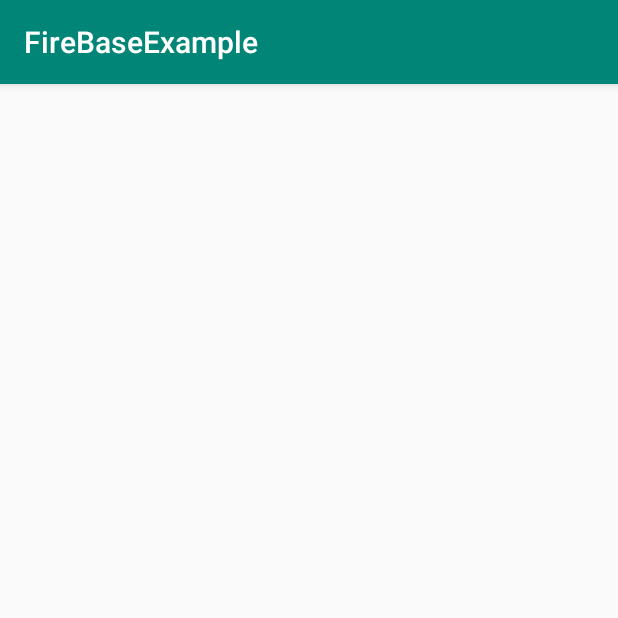
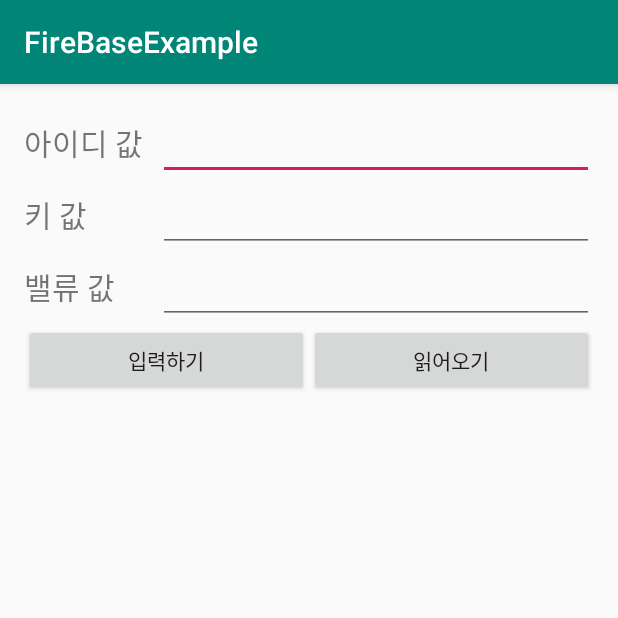
Before and after one commit to sodp5/Learn-Firebase, an Android app: the screen it shows after launch (MainActivity), on a phone screen of 412 x 824 dp, the top half of it. Run offline under Robolectric (Android 15) with nearby library versions, the phone set to English and light mode, and no system bars; our stand-ins replace Firebase (no records; nobody signed in at launch, a user with empty details on screens opened directly).

Commit message:
write activity_main xml

```diff
--- a/app/build.gradle
+++ b/app/build.gradle
@@ -24,6 +24,7 @@ dependencies {
     implementation 'com.android.support:appcompat-v7:28.0.0'
     implementation 'com.android.support.constraint:constraint-layout:1.1.3'
     implementation 'com.google.firebase:firebase-database:16.1.0'
+    implementation 'com.google.firebase:firebase-auth:16.2.1'
     testImplementation 'junit:junit:4.12'
     androidTestImplementation 'com.android.support.test:runner:1.0.2'
     androidTestImplementation 'com.android.support.test.espresso:espresso-core:3.0.2'
--- a/app/src/main/java/com/example/firebaseexample/MainActivity.java
+++ b/app/src/main/java/com/example/firebaseexample/MainActivity.java
@@ -1,10 +1,20 @@
 package com.example.firebaseexample;
 
+import android.support.annotation.NonNull;
 import android.support.v7.app.AppCompatActivity;
 import android.os.Bundle;
 import android.util.Log;
+import android.view.View;
+import android.widget.Button;
+import android.widget.EditText;
 import android.widget.TextView;
+import android.widget.Toast;
 
+import com.google.android.gms.tasks.OnCompleteListener;
+import com.google.android.gms.tasks.Task;
+import com.google.firebase.auth.AuthResult;
+import com.google.firebase.auth.FirebaseAuth;
+import com.google.firebase.auth.FirebaseUser;
 import com.google.firebase.database.DataSnapshot;
 import com.google.firebase.database.DatabaseError;
 import com.google.firebase.database.DatabaseReference;
@@ -12,36 +22,58 @@ import com.google.firebase.database.FirebaseDatabase;
 import com.google.firebase.database.ValueEventListener;
 
 public class MainActivity extends AppCompatActivity {
-    TextView tvText;
+    private TextView tvID, tvKey, tvValue;
+    private EditText edtID, edtKey, edtValue;
+    private Button btnPush, btnRead;
+
+    private String myKey;
+
+    private DatabaseReference databaseReference;
 
     @Override
     protected void onCreate(Bundle savedInstanceState) {
         super.onCreate(savedInstanceState);
         setContentView(R.layout.activity_main);
 
-        tvText = findViewById(R.id.tvText);
+        initView();
+        addButtonEvent();
+        initInstance();
 
-        // Write a message to the database
-        FirebaseDatabase database = FirebaseDatabase.getInstance();
-        DatabaseReference myRef = database.getReference("message");
+    }
 
-        myRef.setValue("Hello, World!");
+    private void initView() {
+        tvID = findViewById(R.id.tvID);
+        tvKey = findViewById(R.id.tvKey);
+        tvValue = findViewById(R.id.tvValue);
 
-        // Read from the database
-        myRef.addValueEventListener(new ValueEventListener() {
-            @Override
-            public void onDataChange(DataSnapshot dataSnapshot) {
-                // This method is called once with the initial value and again
-                // whenever data at this location is updated.
-                String value = dataSnapshot.getValue(String.class);
-                tvText.setText(value);
-            }
+        edtID = findViewById(R.id.edtID);
+        edtKey = findViewById(R.id.edtKey);
+        edtValue = findViewById(R.id.edtValue);
 
-            @Override
-            public void onCancelled(DatabaseError error) {
-                // Failed to read value
-                Log.w("TAG", "Failed to read value.", error.toException());
-            }
-        });
+        btnPush = findViewById(R.id.btnPush);
+        btnRead = findViewById(R.id.btnRead);
     }
+
+    private void initInstance() {
+        databaseReference = FirebaseDatabase.getInstance().getReference("");
+    }
+
+    private void addButtonEvent() {
+        btnPush.setOnClickListener(btnPushClickEvent);
+        btnRead.setOnClickListener(btnReadClickEvent);
+    }
+
+    private View.OnClickListener btnPushClickEvent = new View.OnClickListener() {
+        @Override
+        public void onClick(View view) {
+
+        }
+    };
+
+    private View.OnClickListener btnReadClickEvent = new View.OnClickListener() {
+        @Override
+        public void onClick(View view) {
+
+        }
+    };
 }
--- a/app/src/main/res/layout/activity_main.xml
+++ b/app/src/main/res/layout/activity_main.xml
@@ -5,12 +5,82 @@
     xmlns:tools="http://schemas.android.com/tools"
     android:layout_width="match_parent"
     android:layout_height="match_parent"
-    tools:context=".MainActivity">
+    tools:context=".MainActivity"
+    android:orientation="vertical"
+    android:layout_margin="16dp">
 
+    <LinearLayout
+        android:layout_width="match_parent"
+        android:layout_height="wrap_content">
+        <TextView
+            android:id="@+id/tvID"
+            android:layout_width="wrap_content"
+            android:layout_height="wrap_content"
+            android:text="아이디 값"
+            android:textSize="20sp"
+            android:layout_marginRight="10dp"/>
+        <EditText
+            android:id="@+id/edtID"
+            android:layout_width="match_parent"
+            android:layout_height="wrap_content"
+            android:textSize="20sp"/>
+
+    </LinearLayout>
+    <LinearLayout
+        android:layout_width="match_parent"
+        android:layout_height="wrap_content">
+        <TextView
+            android:id="@+id/tvKey"
+            android:layout_width="wrap_content"
+            android:layout_height="wrap_content"
+            android:text="키 값        "
+            android:textSize="20sp"
+            android:layout_marginRight="10dp"/>
+        <EditText
+            android:id="@+id/edtKey"
+            android:layout_width="match_parent"
+            android:layout_height="wrap_content"
+            android:textSize="20sp"/>
+
+    </LinearLayout>
+    <LinearLayout
+        android:layout_width="match_parent"
+        android:layout_height="wrap_content">
+        <TextView
+            android:id="@+id/tvValue"
+            android:layout_width="wrap_content"
+            android:layout_height="wrap_content"
+            android:text="밸류 값    "
+            android:textSize="20sp"
+            android:layout_marginEnd="10dp"/>
+        <EditText
+            android:id="@+id/edtValue"
+            android:layout_width="match_parent"
+            android:layout_height="wrap_content"
+            android:textSize="20sp"/>
+
+    </LinearLayout>
+    <LinearLayout
+        android:layout_width="match_parent"
+        android:layout_height="wrap_content">
+        <Button
+            android:id="@+id/btnPush"
+            android:layout_width="0dp"
+            android:layout_height="wrap_content"
+            android:layout_weight="1"
+            android:text="입력하기"/>
+        <Button
+            android:id="@+id/btnRead"
+            android:layout_width="0dp"
+            android:layout_height="wrap_content"
+            android:layout_weight="1"
+            android:text="읽어오기"/>
+
+    </LinearLayout>
     <TextView
-        android:id="@+id/tvText"
-        android:layout_width="wrap_content"
-        android:layout_height="wrap_content"
-        android:text="Hello World!" />
+        android:id="@+id/tvResult"
+        android:layout_width="match_parent"
+        android:layout_height="match_parent"
+        android:textSize="20sp"/>
 
 </LinearLayout>
```
